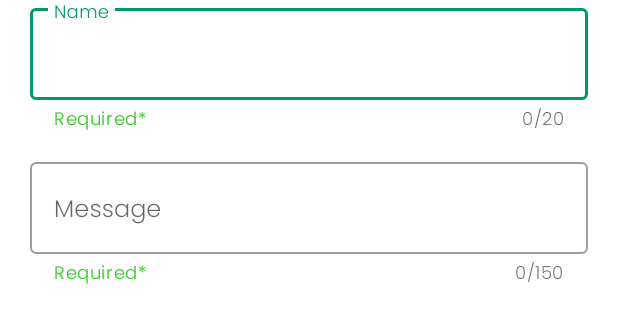
After one commit to adilzhexen0v/TriKotaProject, an Android app: the layout dialog_tech_support.xml on its own in the app's theme, with its tools: preview values and no code run, on a phone screen of 412 x 824 dp. The commit adds this screen. Shown: the top 323 px of the screen. Run offline under Robolectric (Android 15) with nearby library versions, the phone set to English and light mode, and no system bars.

Commit message:
add tech support

```diff
--- a/app/src/main/java/com/example/trikotaproject/ui/appointments/AppointmentsFragment.kt
+++ b/app/src/main/java/com/example/trikotaproject/ui/appointments/AppointmentsFragment.kt
@@ -12,9 +12,6 @@ import com.example.trikotaproject.databinding.FragmentAppointmentsBinding
 class AppointmentsFragment : Fragment() {
 
     private var _binding: FragmentAppointmentsBinding? = null
-
-    // This property is only valid between onCreateView and
-    // onDestroyView.
     private val binding get() = _binding!!
 
     override fun onCreateView(
--- a/app/src/main/java/com/example/trikotaproject/ui/home/HomeFragment.kt
+++ b/app/src/main/java/com/example/trikotaproject/ui/home/HomeFragment.kt
@@ -12,8 +12,6 @@ class HomeFragment : Fragment() {
 
     private var _binding: FragmentHomeBinding? = null
 
-    // This property is only valid between onCreateView and
-    // onDestroyView.
     private val binding get() = _binding!!
 
     override fun onCreateView(
--- /dev/null
+++ b/app/src/main/res/layout/dialog_tech_support.xml
@@ -0,0 +1,54 @@
+<?xml version="1.0" encoding="utf-8"?>
+<FrameLayout xmlns:android="http://schemas.android.com/apk/res/android"
+    android:layout_width="match_parent"
+    android:layout_height="wrap_content"
+    xmlns:app="http://schemas.android.com/apk/res-auto">
+    <LinearLayout
+        android:layout_width="match_parent"
+        android:layout_height="match_parent"
+        android:orientation="vertical"
+        android:paddingHorizontal="20dp">
+        <com.google.android.material.textfield.TextInputLayout
+            style="@style/Widget.MaterialComponents.TextInputLayout.OutlinedBox"
+            android:id="@+id/enter_name"
+            android:layout_width="match_parent"
+            android:layout_height="wrap_content"
+            android:hint="Name"
+            android:autofillHints="no"
+            app:helperText="Required*"
+            app:helperTextTextColor="@color/green_500"
+            app:counterEnabled="true"
+            app:counterMaxLength="20"
+            >
+
+            <EditText
+                android:id="@+id/enter_name_text"
+                android:layout_width="match_parent"
+                android:layout_height="match_parent"
+                />
+
+        </com.google.android.material.textfield.TextInputLayout>
+        <com.google.android.material.textfield.TextInputLayout
+            style="@style/Widget.MaterialComponents.TextInputLayout.OutlinedBox"
+            android:id="@+id/enter_message"
+            android:layout_width="match_parent"
+            android:layout_height="wrap_content"
+            android:layout_marginTop="12dp"
+            android:hint="Message"
+            android:autofillHints="no"
+            app:helperText="Required*"
+            app:helperTextTextColor="@color/green_500"
+            app:counterEnabled="true"
+            app:counterMaxLength="150"
+            >
+
+            <EditText
+                android:id="@+id/enter_message_text"
+                android:layout_width="match_parent"
+                android:layout_height="match_parent"
+                />
+
+        </com.google.android.material.textfield.TextInputLayout>
+    </LinearLayout>
+
+</FrameLayout>
--- a/app/src/main/res/values/strings.xml
+++ b/app/src/main/res/values/strings.xml
@@ -15,4 +15,5 @@
     <string name="list_of_doctors">The list of doctors</string>
     <string name="list_of_hospitals">The list of hospitals</string>
     <string name="result_of_analysis">Result of analysis</string>
+    <string name="tech_support_send_message">Your message has been sent!</string>
 </resources>
```
Also changed, not shown: app/src/main/java/com/example/trikotaproject/ui/appointments/AppointmentsViewModel.kt (deleted, +0 -13 lines), app/src/main/java/com/example/trikotaproject/ui/home/HomeViewModel.kt (deleted, +0 -13 lines), app/src/main/java/com/example/trikotaproject/ui/other/OtherFragment.kt (+30 -10 lines), app/src/main/java/com/example/trikotaproject/ui/other/OtherViewModel.kt (deleted, +0 -13 lines).
